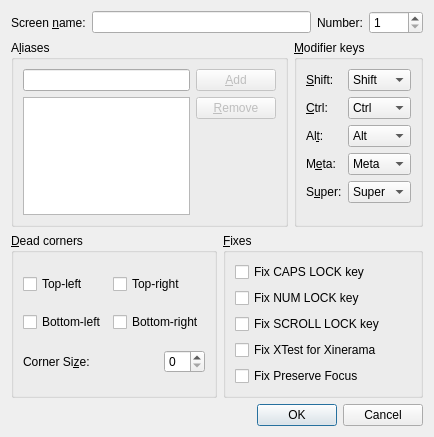
Above: src/gui/src/ScreenSettingsDialogBase.ui from etherneco/etherwaver before the change. Below: the same form after it.
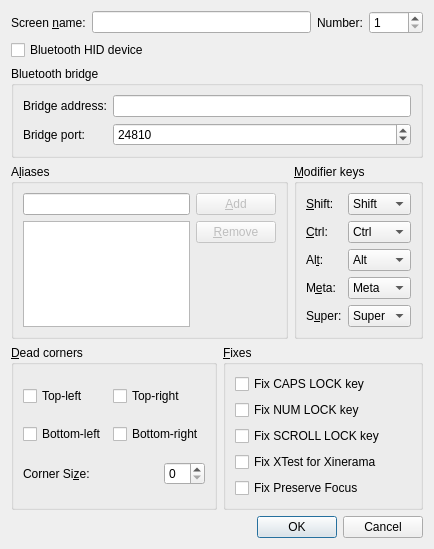
That is the form after the change.

Commit message: Add Bluetooth bridge support

Patch:
```diff
--- a/src/gui/src/ScreenSettingsDialogBase.ui
+++ b/src/gui/src/ScreenSettingsDialogBase.ui
@@ -7,7 +7,7 @@
     <x>0</x>
     <y>0</y>
     <width>434</width>
-    <height>437</height>
+    <height>501</height>
    </rect>
   </property>
   <property name="windowTitle">
@@ -54,6 +54,55 @@
      </item>
     </layout>
    </item>
+   <item>
+    <widget class="QCheckBox" name="m_pCheckBoxBluetooth">
+     <property name="text">
+      <string>Bluetooth HID device</string>
+     </property>
+    </widget>
+   </item>
+   <item>
+    <widget class="QGroupBox" name="m_pGroupBluetoothBridge">
+     <property name="title">
+      <string>Bluetooth bridge</string>
+     </property>
+     <layout class="QFormLayout" name="formLayoutBluetoothBridge">
+      <item row="0" column="0">
+       <widget class="QLabel" name="m_pLabelBluetoothBridgeAddress">
+        <property name="text">
+         <string>Bridge address:</string>
+        </property>
+        <property name="buddy">
+         <cstring>m_pLineEditBluetoothBridgeAddress</cstring>
+        </property>
+       </widget>
+      </item>
+      <item row="0" column="1">
+       <widget class="QLineEdit" name="m_pLineEditBluetoothBridgeAddress"/>
+      </item>
+      <item row="1" column="0">
+       <widget class="QLabel" name="m_pLabelBluetoothBridgePort">
+        <property name="text">
+         <string>Bridge port:</string>
+        </property>
+        <property name="buddy">
+         <cstring>m_pSpinBoxBluetoothBridgePort</cstring>
+        </property>
+       </widget>
+      </item>
+      <item row="1" column="1">
+       <widget class="QSpinBox" name="m_pSpinBoxBluetoothBridgePort">
+        <property name="maximum">
+         <number>65535</number>
+        </property>
+        <property name="value">
+         <number>24810</number>
+        </property>
+       </widget>
+      </item>
+     </layout>
+    </widget>
+   </item>
    <item>
     <layout class="QHBoxLayout">
      <item>
```
The commit also changes 54 other files.
